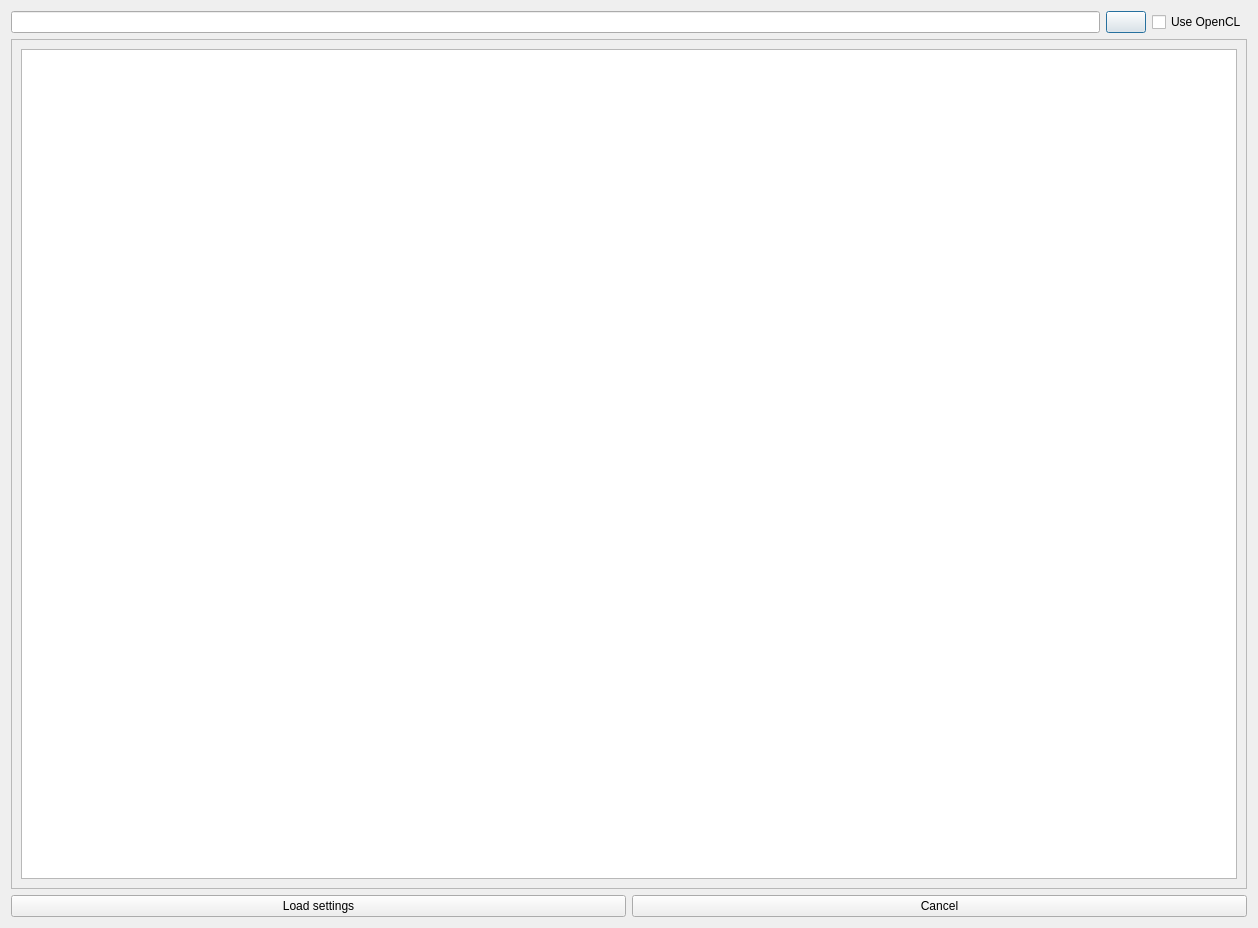
Before: the Qt Designer form mandelbulber2/qt/settings_browser.ui in buddhi1980/mandelbulber2, drawn with Qt 5.
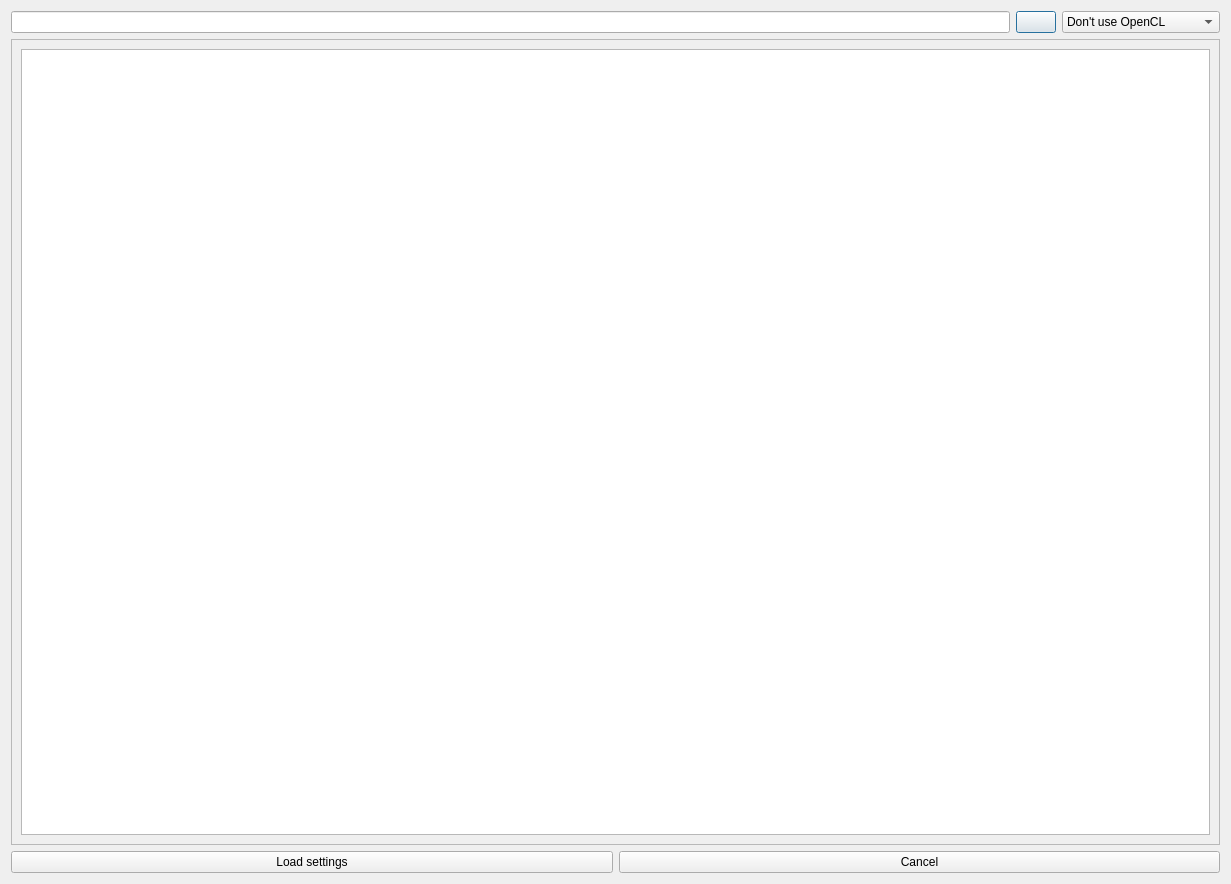
After: the same form once the commit is applied. Icons and pictures are not drawn. Custom widgets are drawn as their Qt base class.

Commit message: Thumbnails without MC effects are rendered without OpenCL

Diff of the .ui file:
```diff
--- a/mandelbulber2/qt/settings_browser.ui
+++ b/mandelbulber2/qt/settings_browser.ui
@@ -6,8 +6,8 @@
    <rect>
     <x>0</x>
     <y>0</y>
-    <width>1258</width>
-    <height>928</height>
+    <width>1231</width>
+    <height>884</height>
    </rect>
   </property>
   <property name="windowTitle">
@@ -15,7 +15,7 @@
   </property>
   <layout class="QVBoxLayout" name="verticalLayout">
    <item>
-    <layout class="QHBoxLayout" name="horizontalLayout">
+    <layout class="QHBoxLayout" name="horizontalLayout" stretch="0,0,0">
      <item>
       <widget class="QLineEdit" name="lineEdit_folder"/>
      </item>
@@ -31,10 +31,30 @@
       </widget>
      </item>
      <item>
-      <widget class="MyCheckBox" name="checkBox_useOpenCL">
-       <property name="text">
-        <string>Use OpenCL</string>
+      <widget class="QComboBox" name="comboBoxOpenCLMode">
+       <property name="sizeAdjustPolicy">
+        <enum>QComboBox::AdjustToContents</enum>
        </property>
+       <item>
+        <property name="text">
+         <string>Don't use OpenCL</string>
+        </property>
+       </item>
+       <item>
+        <property name="text">
+         <string>Use OpenCL for MC</string>
+        </property>
+       </item>
+       <item>
+        <property name="text">
+         <string>Use OpenCL for all</string>
+        </property>
+       </item>
+       <item>
+        <property name="text">
+         <string>Use OpenCL for all, HQ</string>
+        </property>
+       </item>
       </widget>
      </item>
     </layout>
@@ -49,8 +69,8 @@
        <rect>
         <x>0</x>
         <y>0</y>
-        <width>1242</width>
-        <height>848</height>
+        <width>1215</width>
+        <height>804</height>
        </rect>
       </property>
       <layout class="QVBoxLayout" name="verticalLayout_2">
@@ -81,13 +101,6 @@
    </item>
   </layout>
  </widget>
- <customwidgets>
-  <customwidget>
-   <class>MyCheckBox</class>
-   <extends>QCheckBox</extends>
-   <header>my_check_box.h</header>
-  </customwidget>
- </customwidgets>
  <resources>
   <include location="icons.qrc"/>
  </resources>
```
The commit also changes 6 other files.
